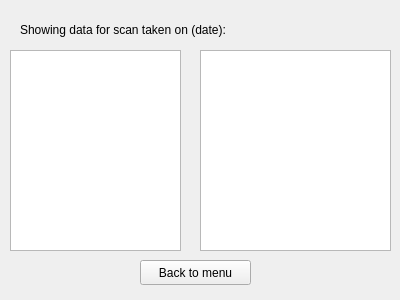
andreias144/3004Final, file datapage.ui: the form before one commit.
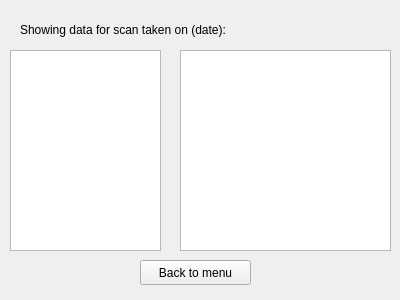
The form after the commit. The open tabs and pages were chosen to show the change.

Commit message: scan dates are now clickable

```diff
--- a/datapage.ui
+++ b/datapage.ui
@@ -47,9 +47,9 @@
     <widget class="QTableView" name="organTable">
      <property name="geometry">
       <rect>
-       <x>200</x>
+       <x>180</x>
        <y>50</y>
-       <width>191</width>
+       <width>211</width>
        <height>201</height>
       </rect>
      </property>
@@ -72,7 +72,7 @@
       <rect>
        <x>10</x>
        <y>50</y>
-       <width>171</width>
+       <width>151</width>
        <height>201</height>
       </rect>
      </property>
```
The commit also changes 2 other files.
